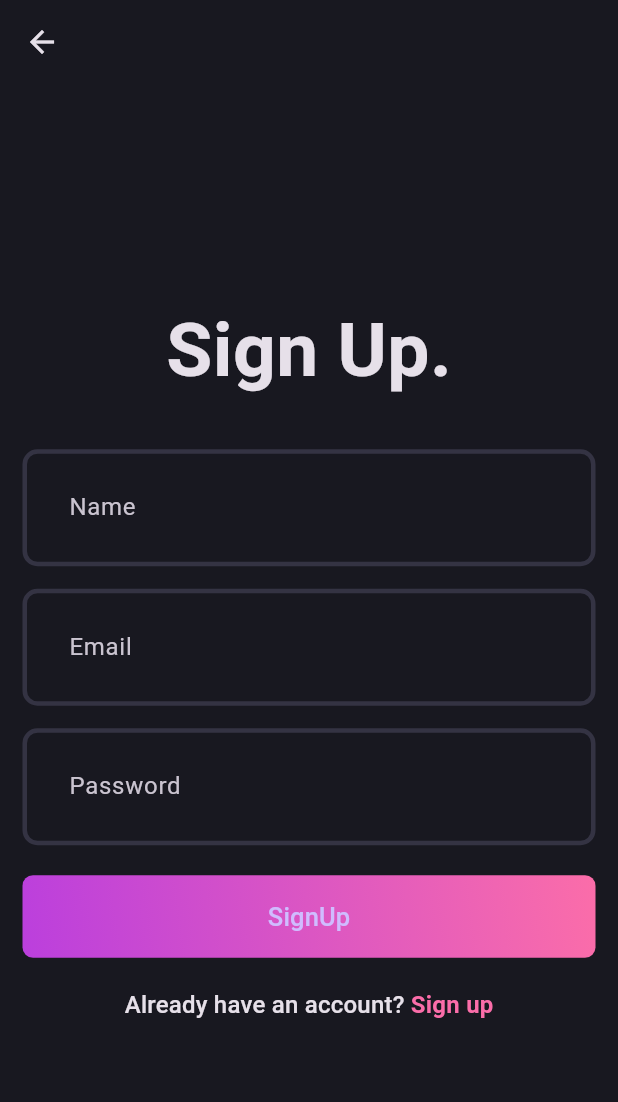
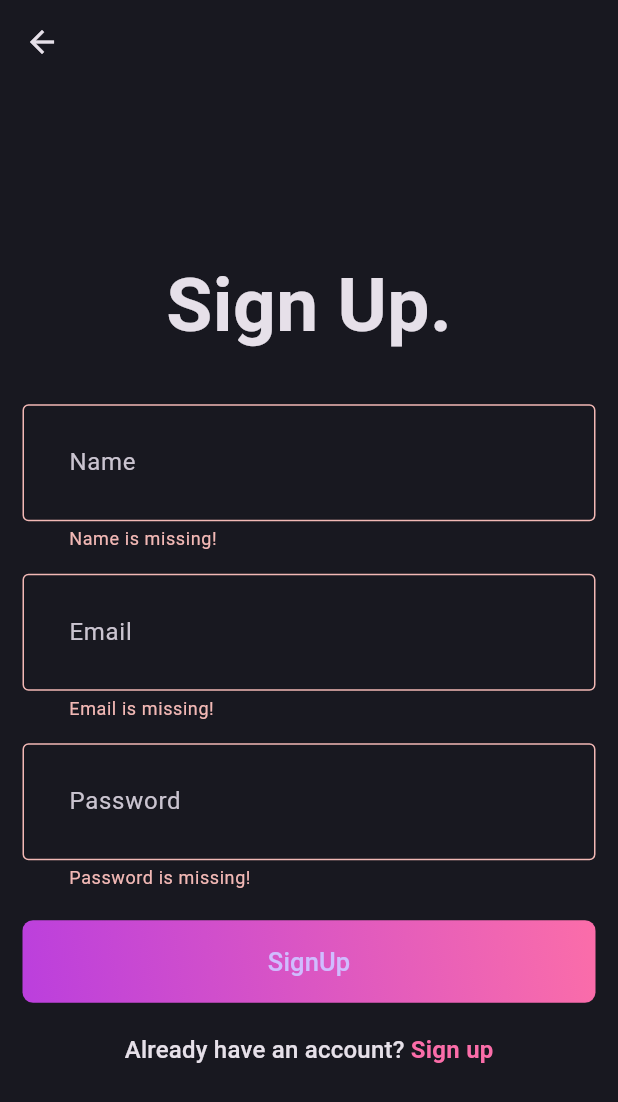
Before and after one commit to dhruvjaink07/blog_app, a Flutter app: the SignUpScreen screen opened directly, after a tap on "SignUp", on a phone screen of 412 x 824 dp. Shown: the top 1102 px of the screen. Run offline on Flutter 3.47's test engine with Material 3 defaults, Android fonts, the phone set to English and light mode, and no system bars; our stand-ins replace flutter_bloc, fpdart, supabase_flutter; accounts and stored records are empty.

Commit message:
SignUP Added

```diff
--- a/lib/features/auth/data/data_sources/auth_remote_data_source.dart
+++ b/lib/features/auth/data/data_sources/auth_remote_data_source.dart
@@ -25,7 +25,7 @@ class AuthRemoteDataSourceImpl implements AuthRemoteDataSource{
       }
       return response.user!.id;
     } catch (e) {
-      throw e.toString();
+      throw ServerException(e.toString());
     }
   }
 
@@ -40,7 +40,7 @@ class AuthRemoteDataSourceImpl implements AuthRemoteDataSource{
       }
       return response.user!.id;
     } catch (e) {
-      throw e.toString();
+      throw ServerException(e.toString());
     }
   }
 
--- a/lib/features/auth/presentation/Pages/login_screen.dart
+++ b/lib/features/auth/presentation/Pages/login_screen.dart
@@ -47,7 +47,7 @@ class _LoginScreenState extends State<LoginScreen> {
             const SizedBox(
               height: 20,
             ),
-            const AuthGradientButton(buttonText: 'Sign In'),
+            const AuthGradientButton(buttonText: 'Sign In', onPressed: null,),
             const SizedBox(
               height: 20,
             ),
--- a/lib/features/auth/presentation/Pages/sign_up_screen.dart
+++ b/lib/features/auth/presentation/Pages/sign_up_screen.dart
@@ -1,12 +1,15 @@
 import 'package:blogs_app/core/theme/app_pallet.dart';
 import 'package:blogs_app/features/auth/presentation/Pages/login_screen.dart';
+import 'package:blogs_app/features/auth/presentation/bloc/auth_bloc.dart';
 import 'package:blogs_app/features/auth/presentation/widgets/auth_field.dart';
 import 'package:blogs_app/features/auth/presentation/widgets/auth_gradient_button.dart';
 import 'package:flutter/material.dart';
+import 'package:flutter_bloc/flutter_bloc.dart';
 
 class SignUpScreen extends StatefulWidget {
   const SignUpScreen({super.key});
-  static route () => MaterialPageRoute(builder: (context)=>const SignUpScreen());
+  static route() =>
+      MaterialPageRoute(builder: (context) => const SignUpScreen());
   @override
   State<StatefulWidget> createState() => _SignUpScreenState();
 }
@@ -24,6 +27,7 @@ class _SignUpScreenState extends State<SignUpScreen> {
     nameController.dispose();
     super.dispose();
   }
+
   @override
   Widget build(BuildContext context) {
     return Scaffold(
@@ -42,24 +46,44 @@ class _SignUpScreenState extends State<SignUpScreen> {
                 const SizedBox(
                   height: 30,
                 ),
-            AuthField(hintText: 'Name',controller: nameController,),
+                AuthField(
+                  hintText: 'Name',
+                  controller: nameController,
+                ),
                 const SizedBox(
                   height: 15,
                 ),
-            AuthField(hintText: 'Email',controller: emailController,),
+                AuthField(
+                  hintText: 'Email',
+                  controller: emailController,
+                ),
                 const SizedBox(
                   height: 15,
                 ),
-            AuthField(hintText: 'Password',controller: passwordController,isObscureText: true,),
+                AuthField(
+                  hintText: 'Password',
+                  controller: passwordController,
+                  isObscureText: true,
+                ),
                 const SizedBox(
                   height: 20,
                 ),
-            const AuthGradientButton(buttonText: 'SignUp'),
+                AuthGradientButton(
+                  buttonText: 'SignUp',
+                  onPressed: () {
+                    if (formKey.currentState!.validate()) {
+                      context.read<AuthBloc>().add(AuthSignUp(
+                          email: emailController.text.trim(),
+                          name: nameController.text.trim(),
+                          password: passwordController.text.trim()));
+                    }
+                  },
+                ),
                 const SizedBox(
                   height: 20,
                 ),
                 GestureDetector(
-              onTap: (){
+                  onTap: () {
                     Navigator.push(context, LoginScreen.route());
                   },
                   child: RichText(
@@ -69,10 +93,14 @@ class _SignUpScreenState extends State<SignUpScreen> {
                           children: [
                         TextSpan(
                           text: 'Sign up',
-                    style: Theme.of(context).textTheme.titleMedium?.copyWith(color: AppPallete.gradient2,fontWeight: FontWeight.bold),
+                          style: Theme.of(context)
+                              .textTheme
+                              .titleMedium
+                              ?.copyWith(
+                                  color: AppPallete.gradient2,
+                                  fontWeight: FontWeight.bold),
                         )
-                ]
-              )),
+                      ])),
                 )
               ],
             ),
--- a/lib/features/auth/presentation/bloc/auth_bloc.dart
+++ b/lib/features/auth/presentation/bloc/auth_bloc.dart
@@ -13,7 +13,8 @@ class AuthBloc extends Bloc<AuthEvent, AuthState> {
     on<AuthSignUp>((event, emit) async {
       final response = await _userSignUp(UserSignUpParams(
           email: event.email, name: event.name, password: event.password));
-          response.fold((failure)=>emit(AuthFailure(failure.message)), (uid)=>emit(AuthSuccess(uid)));
+      response.fold((failure) => emit(AuthFailure(failure.message)),
+          (uid) => emit(AuthSuccess(uid)));
     });
   }
 }
--- a/lib/features/auth/presentation/widgets/auth_gradient_button.dart
+++ b/lib/features/auth/presentation/widgets/auth_gradient_button.dart
@@ -2,8 +2,9 @@ import 'package:blogs_app/core/theme/app_pallet.dart';
 import 'package:flutter/material.dart';
 
 class AuthGradientButton extends StatelessWidget {
-  const AuthGradientButton({super.key, required this.buttonText});
+  const AuthGradientButton({super.key, required this.buttonText, required this.onPressed});
   final String buttonText;
+  final VoidCallback? onPressed;
   @override
   Widget build(BuildContext context) {
     return Container(
@@ -14,7 +15,7 @@ class AuthGradientButton extends StatelessWidget {
               end: Alignment.topRight,
               colors: [AppPallete.gradient1, AppPallete.gradient2])),
       child: ElevatedButton(
-          onPressed: () {},
+          onPressed: onPressed,
           style: ElevatedButton.styleFrom(
               fixedSize: const Size(396, 55),
               backgroundColor: AppPallete.transparentColor,
```
Also changed, not shown: lib/features/auth/data/repositories/auth_repository_impl.dart (+11 -7 lines). Lines whose indentation alone changed are shown as unchanged.
